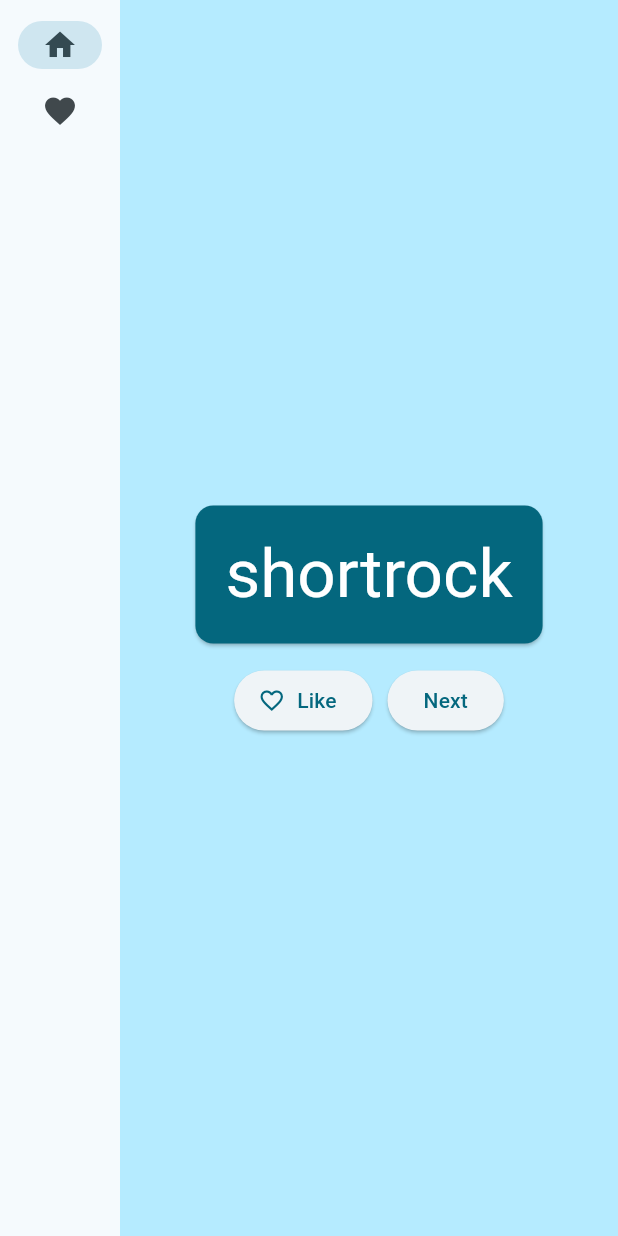
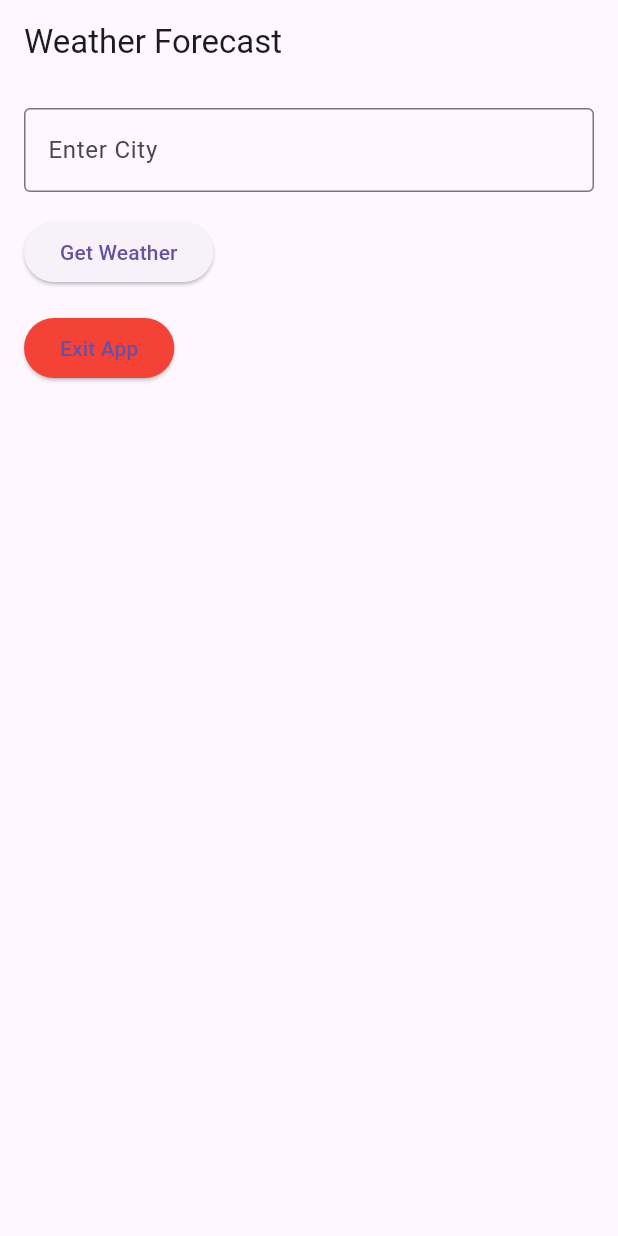
Before and after one commit to cacepp/weather_wear_flutter, a Flutter app: the screen it shows after launch, on a phone screen of 412 x 824 dp. Run offline on Flutter 3.47's test engine with Material 3 defaults, Android fonts, the phone set to English and light mode, and no system bars.

Commit message:
Weather on 5 days - done

```diff
--- /dev/null
+++ b/devtools_options.yaml
@@ -0,0 +1,3 @@
+description: This file stores settings for Dart & Flutter DevTools.
+documentation: https://docs.flutter.dev/tools/devtools/extensions#configure-extension-enablement-states
+extensions:
--- a/lib/main.dart
+++ b/lib/main.dart
@@ -1,205 +1,119 @@
-import 'package:english_words/english_words.dart';
+import 'dart:io';
 import 'package:flutter/material.dart';
-import 'package:provider/provider.dart';
+import 'services/weather_service.dart';
 
-void main() {
-  runApp(MyApp());
-}
+void main() => runApp(MyApp());
 
 class MyApp extends StatelessWidget {
-  const MyApp({super.key});
-
   @override
   Widget build(BuildContext context) {
-    return ChangeNotifierProvider(
-      create: (context) => MyAppState(),
-      child: MaterialApp(
-        title: 'Namer App',
-        theme: ThemeData(
-          useMaterial3: true,
-          colorScheme: ColorScheme.fromSeed(seedColor: Color.fromRGBO(171, 221, 240, 1)),
-        ),
-        home: MyHomePage(),
-      ),
+    return MaterialApp(
+      title: 'Weather App',
+      theme: ThemeData(primarySwatch: Colors.blue),
+      home: WeatherScreen(),
     );
   }
 }
 
-class MyAppState extends ChangeNotifier {
-  var current = WordPair.random();
-
-  void getNext() {
-    current = WordPair.random();
-    notifyListeners();
+class WeatherScreen extends StatefulWidget {
+  @override
+  _WeatherScreenState createState() => _WeatherScreenState();
 }
 
-  var favorites = <WordPair>[];
+class _WeatherScreenState extends State<WeatherScreen> {
+  final TextEditingController _controller = TextEditingController();
+  String _city = '';
+  String _currentWeather = '';
+  List<String> _weatherForecast = [];
+  final WeatherService _weatherService = WeatherService();
 
-  void toggleFavorite() {
-    if (favorites.contains(current)) {
-      favorites.remove(current);
-    } else {
-      favorites.add(current);
-    }
-    notifyListeners();
-  }
-}
+  Future<void> fetchWeatherData() async {
+    try {
+      // Получаем текущую погоду
+      final currentWeather = await _weatherService.fetchCurrentWeather(_city);
+      // Получаем прогноз на 5 дней
+      final forecast = await _weatherService.fetchWeatherForecast(_city);
 
-class MyHomePage extends StatefulWidget {
-  @override
-  State<MyHomePage> createState() => _MyHomePageState();
-}
-
-class _MyHomePageState extends State<MyHomePage> {
-  var selectedIndex = 0;
-
-  @override
-  Widget build(BuildContext context) {
-    Widget page;
-    switch (selectedIndex) {
-      case 0:
-        page = GeneratorPage();
-      case 1:
-        page = FavoritesPage();
-      default:
-        throw UnimplementedError('no widget for $selectedIndex');
-    }
-
-    return LayoutBuilder(builder: (context, constraints) {
-      return Scaffold(
-        body: Row(
-          children: [
-            SafeArea(
-              child: NavigationRail(
-                extended: constraints.maxWidth >= 600,
-                destinations: [
-                  NavigationRailDestination(
-                    icon: Icon(Icons.home),
-                    label: Text('Home'),
-                  ),
-                  NavigationRailDestination(
-                    icon: Icon(Icons.favorite),
-                    label: Text('Favorites'),
-                  ),
-                ],
-                selectedIndex: selectedIndex,
-                onDestinationSelected: (value) {
       setState(() {
-                    selectedIndex = value;
+        _currentWeather = currentWeather;
+        _weatherForecast = forecast;
       });
-                },
-              ),
-            ),
-            Expanded(
-              child: Container(
-                color: Theme.of(context).colorScheme.primaryContainer,
-                child: page,
-              ),
-            ),
-          ],
-        ),
-      );
+    } catch (e) {
+      setState(() {
+        _currentWeather = 'Error: $e';
+        _weatherForecast = [];
       });
     }
   }
 
-class GeneratorPage extends StatelessWidget {
   @override
   Widget build(BuildContext context) {
-    var appState = context.watch<MyAppState>();
-    var pair = appState.current;
-
-    IconData icon;
-    if (appState.favorites.contains(pair)) {
-      icon = Icons.favorite;
-    } else {
-      icon = Icons.favorite_border;
-    }
-
-    return Center(
+    return Scaffold(
+      appBar: AppBar(title: Text('Weather Forecast')),
+      body: Padding(
+        padding: const EdgeInsets.all(16.0),
         child: Column(
-        mainAxisAlignment: MainAxisAlignment.center,
+          crossAxisAlignment: CrossAxisAlignment.start,
           children: [
-          BigCard(pair: pair),
-          SizedBox(height: 10),
-          Row(
-            mainAxisSize: MainAxisSize.min,
-            children: [
-              ElevatedButton.icon(
-                onPressed: () {
-                  appState.toggleFavorite();
+            // Ввод названия города
+            TextField(
+              controller: _controller,
+              decoration: InputDecoration(
+                labelText: 'Enter City',
+                border: OutlineInputBorder(),
+              ),
+              onChanged: (value) {
+                setState(() {
+                  _city = value;
+                });
               },
-                icon: Icon(icon),
-                label: Text('Like'),
             ),
-              SizedBox(width: 10),
+            SizedBox(height: 16),
+            // Кнопка для запроса данных
             ElevatedButton(
               onPressed: () {
-                  appState.getNext();
+                if (_city.isNotEmpty) {
+                  fetchWeatherData();
+                }
               },
-                child: Text('Next'),
+              child: Text('Get Weather'),
+            ),
+            SizedBox(height: 16),
+            // Кнопка для закрытия приложения
+            ElevatedButton(
+              onPressed: () {
+                exit(0); // Завершает процесс приложения
+              },
+              style: ElevatedButton.styleFrom(
+                backgroundColor: Colors.red, // Цвет кнопки
+              ),
+              child: Text('Exit App'),
+            ),
+            SizedBox(height: 16),
+            // Отображение текущей погоды
+            if (_currentWeather.isNotEmpty) ...[
+              Text(
+                'Current Weather:',
+                style: TextStyle(fontSize: 18, fontWeight: FontWeight.bold),
+              ),
+              Text(_currentWeather),
+            ],
+            SizedBox(height: 16),
+            // Отображение прогноза погоды на 5 дней
+            if (_weatherForecast.isNotEmpty) ...[
+              Text(
+                '5-Day Forecast:',
+                style: TextStyle(fontSize: 18, fontWeight: FontWeight.bold),
+              ),
+              for (var weather in _weatherForecast)
+                Padding(
+                  padding: const EdgeInsets.symmetric(vertical: 4.0),
+                  child: Text(weather),
                 ),
             ],
-          ),
           ],
-      ),
-    );
-  }
-}
-
-class BigCard extends StatelessWidget {
-  const BigCard({
-    super.key,
-    required this.pair,
-  });
-
-  final WordPair pair;
-
-  @override
-  Widget build(BuildContext context) {
-    final theme = Theme.of(context);
-    final style = theme.textTheme.displayMedium!.copyWith(
-      color: theme.colorScheme.onPrimary,
-    );
-
-    return Card(
-      color: theme.colorScheme.primary,
-      child: Padding(
-        padding: const EdgeInsets.all(20),
-        child: Text(
-          pair.asLowerCase,
-          style: style,
-          semanticsLabel: "${pair.first} ${pair.second}",
         ),
       ),
     );
   }
 }
-
-class FavoritesPage extends StatelessWidget {
-  @override
-  Widget build(BuildContext context) {
-    var appState = context.watch<MyAppState>();
-
-    if (appState.favorites.isEmpty) {
-      return Center(
-        child: Text('No favorites yet.'),
-      );
-    }
-
-    return ListView(
-      children: [
-        Padding(
-          padding: const EdgeInsets.all(20),
-          child: Text('You have '
-              '${appState.favorites.length} favorites:'),
-        ),
-        for (var pair in appState.favorites)
-          ListTile(
-            leading: Icon(Icons.favorite),
-            title: Text(pair.asLowerCase),
-          ),
-      ],
-    );
-  }
-}
--- /dev/null
+++ b/lib/services/weather_service.dart
@@ -0,0 +1,64 @@
+import 'dart:convert';
+import 'package:http/http.dart' as http;
+
+class WeatherService {
+  final String apiKey = 'API'; // Замените на свой API ключ
+  final String currentWeatherUrl = 'https://api.openweathermap.org/data/2.5/weather';
+  final String forecastUrl = 'https://api.openweathermap.org/data/2.5/forecast';
+
+  // Получение текущей погоды
+  Future<String> fetchCurrentWeather(String city) async {
+    try {
+      final response = await http.get(Uri.parse(
+          '$currentWeatherUrl?q=$city&units=metric&appid=$apiKey'));
+
+      if (response.statusCode == 200) {
+        final data = json.decode(response.body);
+        final temp = data['main']['temp'];
+        final description = data['weather'][0]['description'];
+        return 'Current Temp: $temp°C\nDescription: $description';
+      } else {
+        throw Exception('Failed to load current weather: ${response.statusCode}');
+      }
+    } catch (e) {
+      throw Exception('Error fetching current weather: $e');
+    }
+  }
+
+  // Получение прогноза на 5 дней
+  Future<List<String>> fetchWeatherForecast(String city) async {
+    try {
+      final response = await http.get(Uri.parse(
+          '$forecastUrl?q=$city&units=metric&appid=$apiKey'));
+
+      if (response.statusCode == 200) {
+        final data = json.decode(response.body);
+
+        if (data['list'] == null) {
+          throw Exception('Invalid API response: No "list" field found');
+        }
+
+        List<String> weatherList = [];
+
+        for (var item in data['list']) {
+          // Фильтруем только прогнозы на 12:00:00
+          if (item['dt_txt'] != null && item['dt_txt'].endsWith('12:00:00')) {
+            var dateTime = item['dt_txt'];
+            var temp = item['main']['temp'];
+            var description = item['weather'][0]['description'];
+
+            weatherList.add(
+                'Date: $dateTime\nTemp: $temp°C\nDescription: $description\n');
+          }
+        }
+
+        return weatherList;
+      } else {
+        throw Exception(
+            'Failed to load weather forecast: ${response.statusCode}');
+      }
+    } catch (e) {
+      throw Exception('Error fetching weather forecast: $e');
+    }
+  }
+}
--- a/pubspec.yaml
+++ b/pubspec.yaml
@@ -9,6 +9,7 @@ environment:
   sdk: ^3.1.1
 
 dependencies:
+  flutter_dotenv: ^5.2.1
   http: ^1.2.2
   flutter:
     sdk: flutter
```
Also changed, not shown: pubspec.lock, 2 other files. Lines whose indentation alone changed are shown as unchanged.
